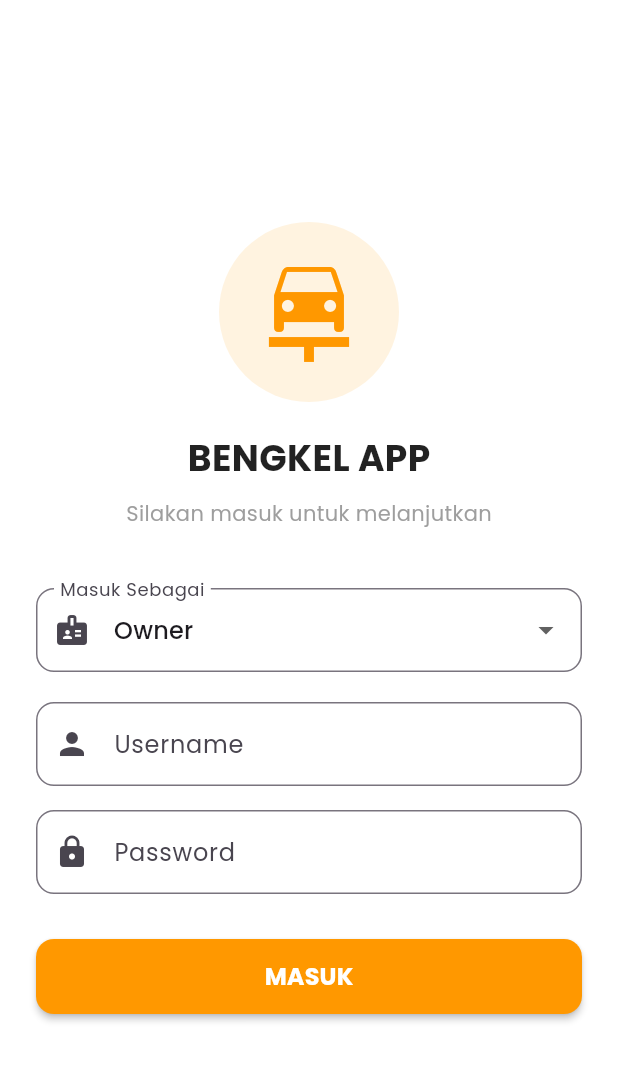
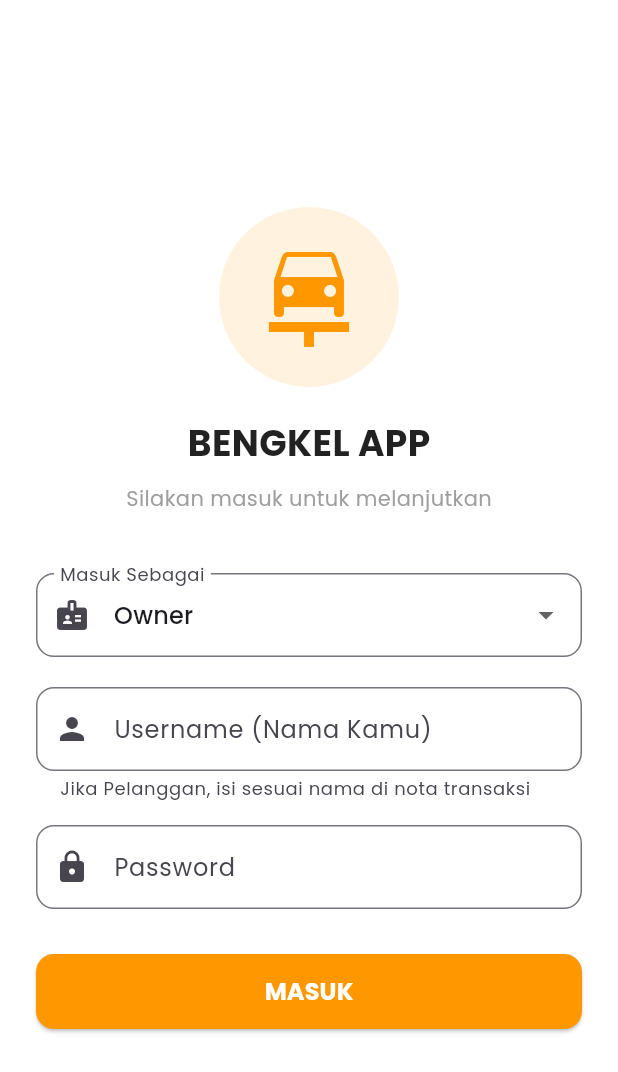
Before and after one commit to Altalea/bengkel_app_baru, a Flutter app: the screen it shows after launch, on a phone screen of 412 x 824 dp. Shown: the top 1072 px of the screen. Run offline on Flutter 3.47's test engine with Material 3 defaults, Android fonts, the phone set to English and light mode, and no system bars; our stand-ins replace google_fonts, image_picker, sqflite; accounts and stored records are empty.

Commit message:
perbaiki fitur pelanggan

```diff
--- a/lib/screens/login_page.dart
+++ b/lib/screens/login_page.dart
@@ -1,5 +1,5 @@
 import 'package:flutter/material.dart';
-import 'home_screen.dart'; // Pastikan import ini ada
+import 'home_screen.dart';
 
 class LoginPage extends StatefulWidget {
   const LoginPage({super.key});
@@ -9,22 +9,29 @@ class LoginPage extends StatefulWidget {
 }
 
 class _LoginPageState extends State<LoginPage> {
-  // Pilihan Role (Jabatan)
   String _selectedRole = 'Owner';
-  final List<String> _roles = ['Owner', 'Mekanik', 'Pelanggan']; // Opsi yang tersedia
+  final List<String> _roles = ['Owner', 'Mekanik', 'Pelanggan'];
 
-  // Controller untuk inputan (sementara dummy)
   final _usernameController = TextEditingController();
   final _passwordController = TextEditingController();
 
   void _login() {
-    // LOGIKA LOGIN
-    // Di sini kita langsung pindah ke Home dan membawa data 'role'
+    // Validasi: Username tidak boleh kosong
+    if (_usernameController.text.isEmpty) {
+      ScaffoldMessenger.of(context).showSnackBar(
+        const SnackBar(content: Text("Harap isi Username!")),
+      );
+      return;
+    }
+
+    // KIRIM DATA KE HOME
     Navigator.pushReplacement(
       context,
       MaterialPageRoute(
-        // PERBAIKAN: Gunakan parameter 'role', bukan 'userRole'
-        builder: (context) => HomeScreen(role: _selectedRole),
+        builder: (context) => HomeScreen(
+          role: _selectedRole,
+          username: _usernameController.text, // INI KUNCINYA: Mengirim apa yang kamu ketik
+        ),
       ),
     );
   }
@@ -40,26 +47,17 @@ class _LoginPageState extends State<LoginPage> {
             child: Column(
               mainAxisAlignment: MainAxisAlignment.center,
               children: [
-                // Logo / Icon
                 Container(
                   padding: const EdgeInsets.all(20),
-                  decoration: BoxDecoration(
-                    color: Colors.orange.shade50,
-                    shape: BoxShape.circle,
-                  ),
+                  decoration: BoxDecoration(color: Colors.orange.shade50, shape: BoxShape.circle),
                   child: const Icon(Icons.car_repair, size: 80, color: Colors.orange),
                 ),
                 const SizedBox(height: 20),
-
-                const Text(
-                  "BENGKEL APP",
-                  style: TextStyle(fontSize: 24, fontWeight: FontWeight.bold, color: Colors.black87),
-                ),
+                const Text("BENGKEL APP", style: TextStyle(fontSize: 24, fontWeight: FontWeight.bold, color: Colors.black87)),
                 const SizedBox(height: 10),
                 const Text("Silakan masuk untuk melanjutkan", style: TextStyle(color: Colors.grey)),
                 const SizedBox(height: 40),
 
-                // Pilihan Role
                 DropdownButtonFormField<String>(
                   value: _selectedRole,
                   decoration: InputDecoration(
@@ -67,32 +65,23 @@ class _LoginPageState extends State<LoginPage> {
                     border: OutlineInputBorder(borderRadius: BorderRadius.circular(12)),
                     prefixIcon: const Icon(Icons.badge),
                   ),
-                  items: _roles.map((String value) {
-                    return DropdownMenuItem<String>(
-                      value: value,
-                      child: Text(value),
-                    );
-                  }).toList(),
-                  onChanged: (newValue) {
-                    setState(() {
-                      _selectedRole = newValue!;
-                    });
-                  },
+                  items: _roles.map((String value) => DropdownMenuItem(value: value, child: Text(value))).toList(),
+                  onChanged: (newValue) => setState(() => _selectedRole = newValue!),
                 ),
                 const SizedBox(height: 20),
 
-                // Input Username
+                // INPUT USERNAME
                 TextField(
                   controller: _usernameController,
                   decoration: InputDecoration(
-                    labelText: "Username",
+                    labelText: "Username (Nama Kamu)", // Hint biar jelas
                     border: OutlineInputBorder(borderRadius: BorderRadius.circular(12)),
                     prefixIcon: const Icon(Icons.person),
+                    helperText: "Jika Pelanggan, isi sesuai nama di nota transaksi",
                   ),
                 ),
                 const SizedBox(height: 16),
 
-                // Input Password
                 TextField(
                   controller: _passwordController,
                   obscureText: true,
@@ -104,7 +93,6 @@ class _LoginPageState extends State<LoginPage> {
                 ),
                 const SizedBox(height: 30),
 
-                // Tombol Login
                 SizedBox(
                   width: double.infinity,
                   height: 50,
@@ -113,12 +101,8 @@ class _LoginPageState extends State<LoginPage> {
                     style: ElevatedButton.styleFrom(
                       backgroundColor: Colors.orange,
                       shape: RoundedRectangleBorder(borderRadius: BorderRadius.circular(12)),
-                      elevation: 2,
                     ),
-                    child: const Text(
-                      "MASUK",
-                      style: TextStyle(color: Colors.white, fontWeight: FontWeight.bold, fontSize: 16),
-                    ),
+                    child: const Text("MASUK", style: TextStyle(color: Colors.white, fontWeight: FontWeight.bold, fontSize: 16)),
                   ),
                 ),
               ],
```
Also changed, not shown: lib/screens/home_screen.dart (+20 -22 lines).
